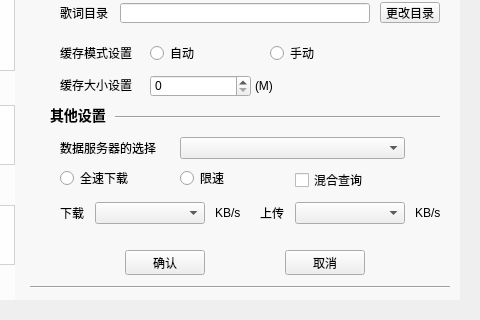
This is TTKCore/musicUi/musicWidget/musicsettingwidget.ui in Greedysky/TTKMusicPlayer as Qt 5 draws it before an edit; both pictures show x 130 to 610 and y 120 to 440 of the 610 by 440 pixel window. The edited form follows.
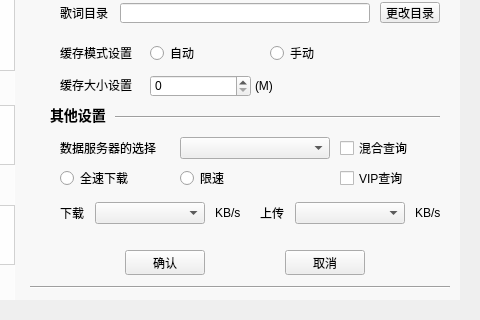
This is the edited form. The open tabs and pages were chosen to show the change. Custom widgets are drawn as their Qt base class.

Commit message: add vip query ui interface[733014]

Patch:
```diff
--- a/TTKCore/musicUi/musicWidget/musicsettingwidget.ui
+++ b/TTKCore/musicUi/musicWidget/musicsettingwidget.ui
@@ -926,7 +926,7 @@
       <rect>
        <x>150</x>
        <y>212</y>
-       <width>225</width>
+       <width>150</width>
        <height>22</height>
       </rect>
      </property>
@@ -934,9 +934,9 @@
     <widget class="QCheckBox" name="downloadServerMultiple">
      <property name="geometry">
       <rect>
-       <x>265</x>
-       <y>245</y>
-       <width>130</width>
+       <x>310</x>
+       <y>213</y>
+       <width>100</width>
        <height>20</height>
       </rect>
      </property>
@@ -944,6 +944,19 @@
       <string>混合查询</string>
      </property>
     </widget>
+    <widget class="QCheckBox" name="downloadServerMultipleVip">
+     <property name="geometry">
+      <rect>
+       <x>310</x>
+       <y>243</y>
+       <width>100</width>
+       <height>20</height>
+      </rect>
+     </property>
+     <property name="text">
+      <string>VIP查询</string>
+     </property>
+    </widget>
    </widget>
    <widget class="QWidget" name="four">
     <widget class="Line" name="line_FO1">
```
The commit also changes 5 other files.
